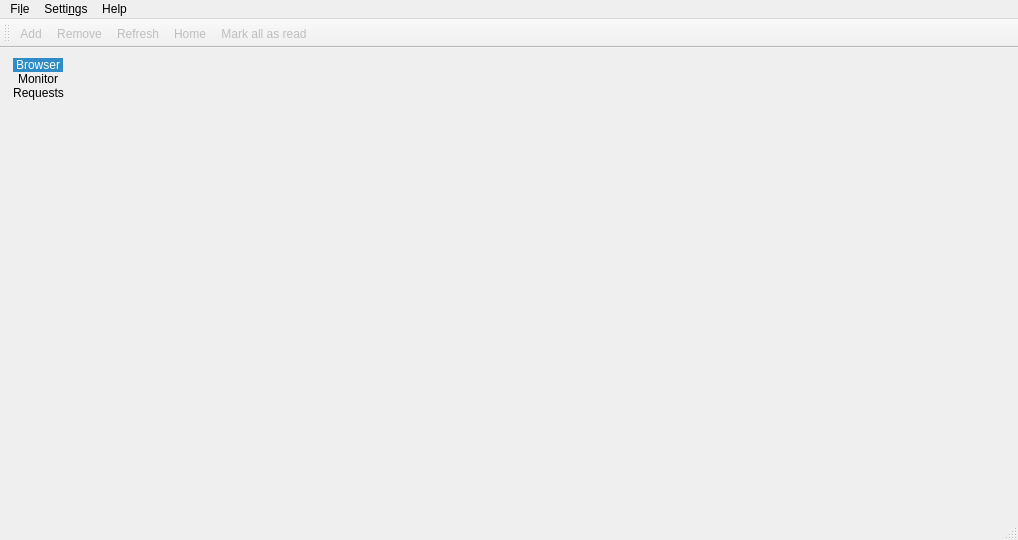
javierllorente/qactus, file src/gui/mainwindow.ui: the form before one commit.
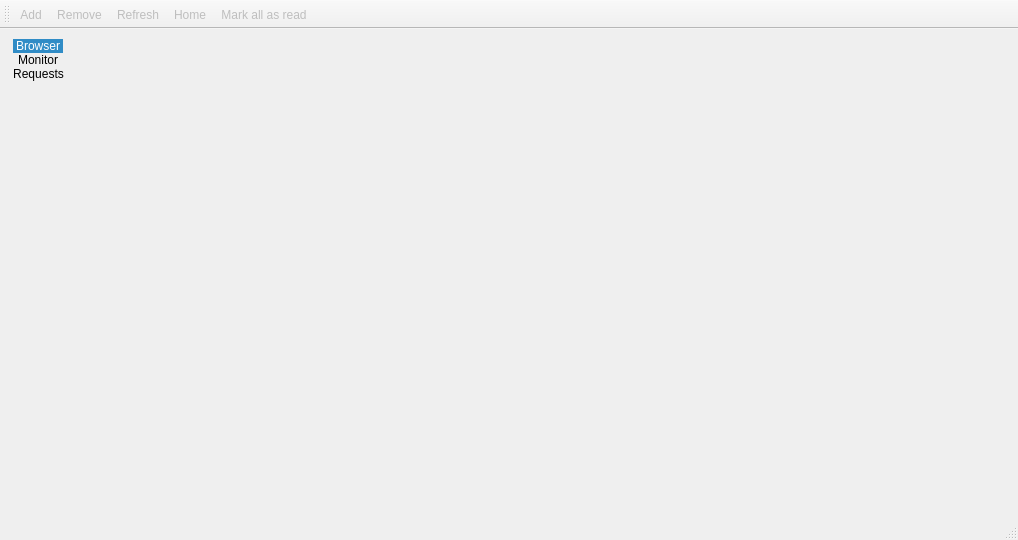
The form after the commit. Icons and pictures are not drawn. Custom widgets are drawn as their Qt base class.

Commit message: Move menu bar entries to a tool button

Patch:
```diff
--- a/src/gui/mainwindow.ui
+++ b/src/gui/mainwindow.ui
@@ -107,39 +107,6 @@
     </item>
    </layout>
   </widget>
-  <widget class="QMenuBar" name="menubar">
-   <property name="geometry">
-    <rect>
-     <x>0</x>
-     <y>0</y>
-     <width>1018</width>
-     <height>26</height>
-    </rect>
-   </property>
-   <widget class="QMenu" name="menuFile">
-    <property name="title">
-     <string>Fi&amp;le</string>
-    </property>
-    <addaction name="action_Login"/>
-    <addaction name="actionAPI_information"/>
-    <addaction name="action_Quit"/>
-   </widget>
-   <widget class="QMenu" name="menuHelp">
-    <property name="title">
-     <string>Help</string>
-    </property>
-    <addaction name="action_About"/>
-   </widget>
-   <widget class="QMenu" name="menuSettings">
-    <property name="title">
-     <string>Setti&amp;ngs</string>
-    </property>
-    <addaction name="action_Configure_Qactus"/>
-   </widget>
-   <addaction name="menuFile"/>
-   <addaction name="menuSettings"/>
-   <addaction name="menuHelp"/>
-  </widget>
   <widget class="QStatusBar" name="statusbar"/>
   <widget class="QToolBar" name="toolBar">
    <property name="windowTitle">
```
Left out of the diff: 58 changed lines with no effect on the pictures. The commit also changes 2 other files.
